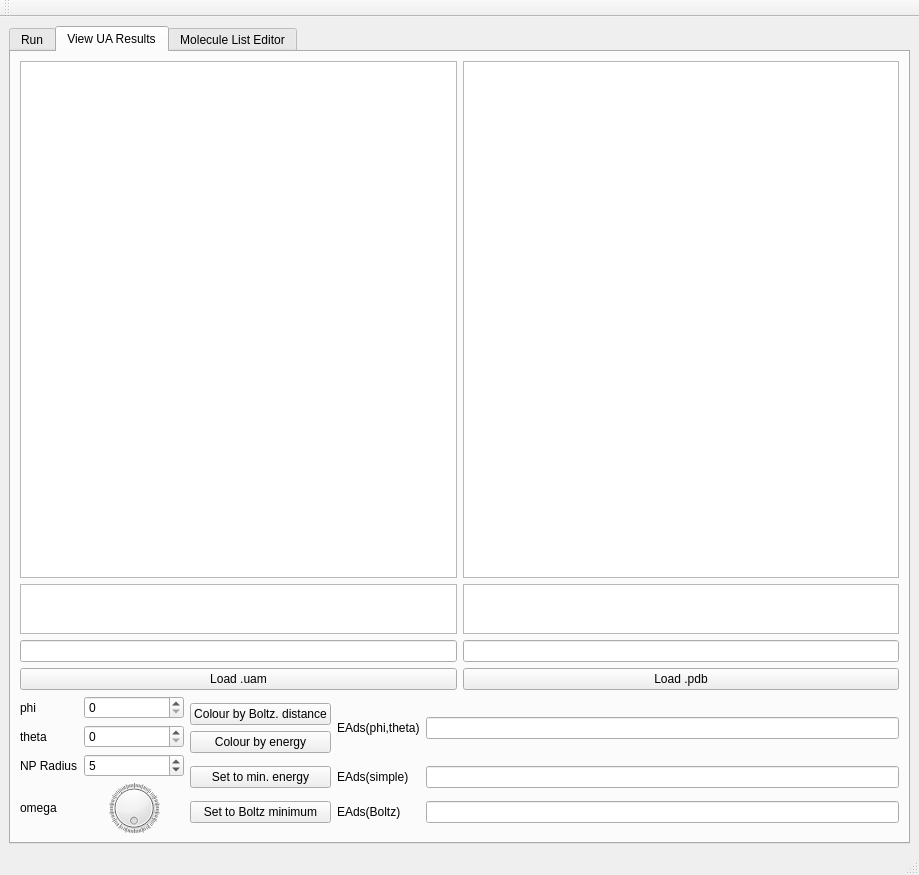
This is UAQuickRun/src/mainwindow.ui in ucd-softmatterlab/NPCoronaPredict as Qt 5 draws it before an edit. The edited form follows.
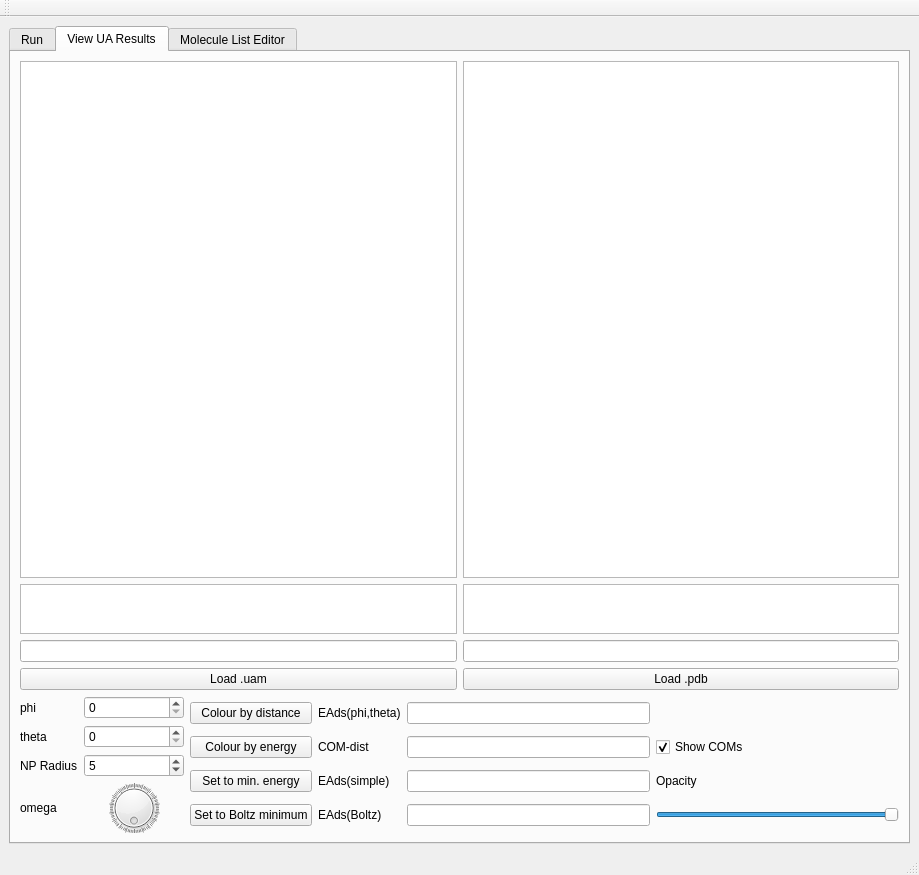
This is the edited form. The open tabs and pages were chosen to show the change.

Commit message: [UPDATE] Better handling of concave/elongated proteins, addition of COM-COM distance to output

What changed in the file:
```diff
--- a/UAQuickRun/src/mainwindow.ui
+++ b/UAQuickRun/src/mainwindow.ui
@@ -515,30 +515,84 @@
               </item>
               <item>
                <layout class="QGridLayout" name="gridLayout_4">
-                <item row="0" column="3">
-                 <widget class="QLineEdit" name="energyOutBox">
-                  <property name="acceptDrops">
-                   <bool>false</bool>
+                <item row="3" column="1">
+                 <widget class="QPushButton" name="findMinEnergyButton">
+                  <property name="text">
+                   <string>Set to min. energy</string>
                   </property>
-                  <property name="readOnly">
-                   <bool>true</bool>
+                 </widget>
+                </item>
+                <item row="3" column="4">
+                 <widget class="QLabel" name="label_12">
+                  <property name="text">
+                   <string>Opacity</string>
                   </property>
                  </widget>
                 </item>
-                <item row="1" column="2">
+                <item row="4" column="4">
+                 <widget class="QSlider" name="opacitySlider">
+                  <property name="maximum">
+                   <number>255</number>
+                  </property>
+                  <property name="singleStep">
+                   <number>1</number>
+                  </property>
+                  <property name="value">
+                   <number>255</number>
+                  </property>
+                  <property name="orientation">
+                   <enum>Qt::Horizontal</enum>
+                  </property>
+                 </widget>
+                </item>
+                <item row="3" column="2">
                  <widget class="QLabel" name="label_7">
                   <property name="text">
                    <string>EAds(simple)</string>
                   </property>
                  </widget>
                 </item>
-                <item row="2" column="1">
+                <item row="3" column="3">
+                 <widget class="QLineEdit" name="simpleOutBox">
+                  <property name="acceptDrops">
+                   <bool>false</bool>
+                  </property>
+                  <property name="readOnly">
+                   <bool>true</bool>
+                  </property>
+                 </widget>
+                </item>
+                <item row="4" column="1">
                  <widget class="QPushButton" name="findBoltzMinButton">
                   <property name="text">
                    <string>Set to Boltz minimum</string>
                   </property>
                  </widget>
                 </item>
+                <item row="4" column="3">
+                 <widget class="QLineEdit" name="boltzOutBox">
+                  <property name="acceptDrops">
+                   <bool>false</bool>
+                  </property>
+                  <property name="readOnly">
+                   <bool>true</bool>
+                  </property>
+                 </widget>
+                </item>
+                <item row="4" column="2">
+                 <widget class="QLabel" name="label_8">
+                  <property name="text">
+                   <string>EAds(Boltz)</string>
+                  </property>
+                 </widget>
+                </item>
+                <item row="0" column="1">
+                 <widget class="QPushButton" name="colourBoltz">
+                  <property name="text">
+                   <string>Colour by distance</string>
+                  </property>
+                 </widget>
+                </item>
                 <item row="0" column="2">
                  <widget class="QLabel" name="label_6">
                   <property name="text">
@@ -546,58 +600,47 @@
                   </property>
                  </widget>
                 </item>
-                <item row="2" column="2">
-                 <widget class="QLabel" name="label_8">
+                <item row="0" column="3">
+                 <widget class="QLineEdit" name="energyOutBox">
+                  <property name="acceptDrops">
+                   <bool>false</bool>
+                  </property>
+                  <property name="readOnly">
+                   <bool>true</bool>
+                  </property>
+                 </widget>
+                </item>
+                <item row="1" column="1">
+                 <widget class="QPushButton" name="colourEnergy">
                   <property name="text">
-                   <string>EAds(Boltz)</string>
+                   <string>Colour by energy</string>
+                  </property>
+                 </widget>
+                </item>
+                <item row="1" column="4">
+                 <widget class="QCheckBox" name="showCOMBox">
+                  <property name="text">
+                   <string>Show COMs</string>
+                  </property>
+                  <property name="checked">
+                   <bool>true</bool>
+                  </property>
+                 </widget>
+                </item>
+                <item row="1" column="2">
+                 <widget class="QLabel" name="label_13">
+                  <property name="text">
+                   <string>COM-dist</string>
                   </property>
                  </widget>
                 </item>
                 <item row="1" column="3">
-                 <widget class="QLineEdit" name="simpleOutBox">
-                  <property name="acceptDrops">
-                   <bool>false</bool>
-                  </property>
+                 <widget class="QLineEdit" name="comDistOutBox">
                   <property name="readOnly">
                    <bool>true</bool>
                   </property>
                  </widget>
                 </item>
-                <item row="2" column="3">
-                 <widget class="QLineEdit" name="boltzOutBox">
-                  <property name="acceptDrops">
-                   <bool>false</bool>
-                  </property>
-                  <property name="readOnly">
-                   <bool>true</bool>
-                  </property>
-                 </widget>
-                </item>
-                <item row="1" column="1">
-                 <widget class="QPushButton" name="findMinEnergyButton">
-                  <property name="text">
-                   <string>Set to min. energy</string>
-                  </property>
-                 </widget>
-                </item>
-                <item row="0" column="1">
-                 <layout class="QVBoxLayout" name="verticalLayout_8">
-                  <item>
-                   <widget class="QPushButton" name="colourBoltz">
-                    <property name="text">
-                     <string>Colour by Boltz. distance</string>
-                    </property>
-                   </widget>
-                  </item>
-                  <item>
-                   <widget class="QPushButton" name="colourEnergy">
-                    <property name="text">
-                     <string>Colour by energy</string>
-                    </property>
-                   </widget>
-                  </item>
-                 </layout>
-                </item>
                </layout>
               </item>
              </layout>
```
Left out of the diff: 2 changed lines with no effect on the pictures. The commit also changes 6 other files.
